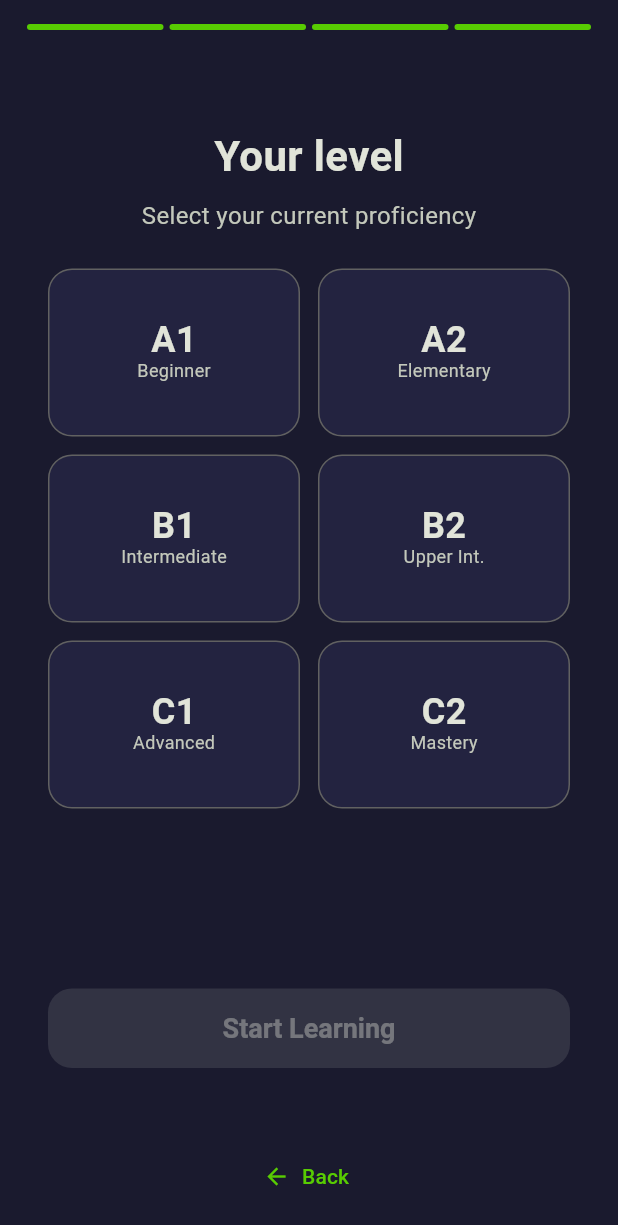
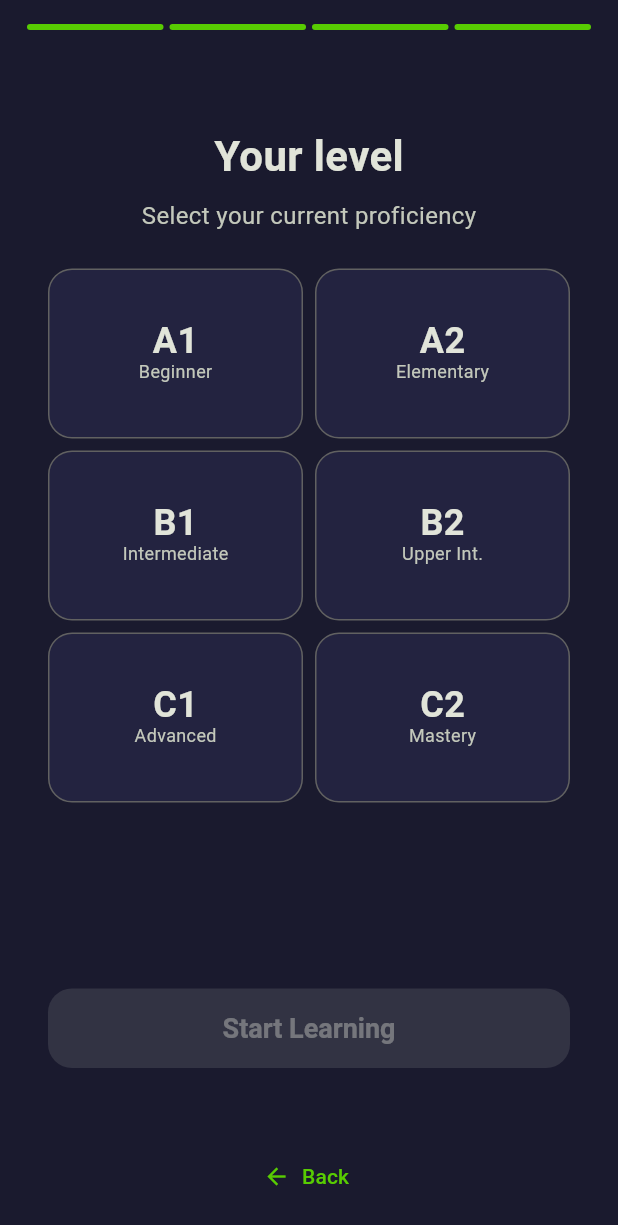
Before and after one commit to ericcurtin/GreengoLingo, a Flutter app: the screen it shows after launch, swiped to page 4, on a phone screen of 412 x 824 dp. Shown: the top 1225 px of the screen. Run offline on Flutter 3.47's test engine with Material 3 defaults, Android fonts, the phone set to English and light mode, and no system bars; drawn by our look-alikes of flutter_animate; our stand-ins replace fl_chart, flutter_riverpod, hive_flutter, vibration; accounts and stored records are empty.

Commit message:
Reduce grid spacing in onboarding level selection
The main and cross axis spacing in the level selection grid has been
reduced from 12 to 8 to provide a more compact layout and allow more
content to be visible on screen.

Signed-off-by: Eric Curtin <eric.curtin@docker.com>

```diff
--- a/lib/src/screens/onboarding/onboarding_screen.dart
+++ b/lib/src/screens/onboarding/onboarding_screen.dart
@@ -357,8 +357,8 @@ class _LevelSelectionPage extends StatelessWidget {
           Expanded(
             child: GridView.count(
               crossAxisCount: 2,
-              mainAxisSpacing: 12,
-              crossAxisSpacing: 12,
+              mainAxisSpacing: 8,
+              crossAxisSpacing: 8,
               childAspectRatio: 1.5,
               children: [
                 _LevelCard(
```
